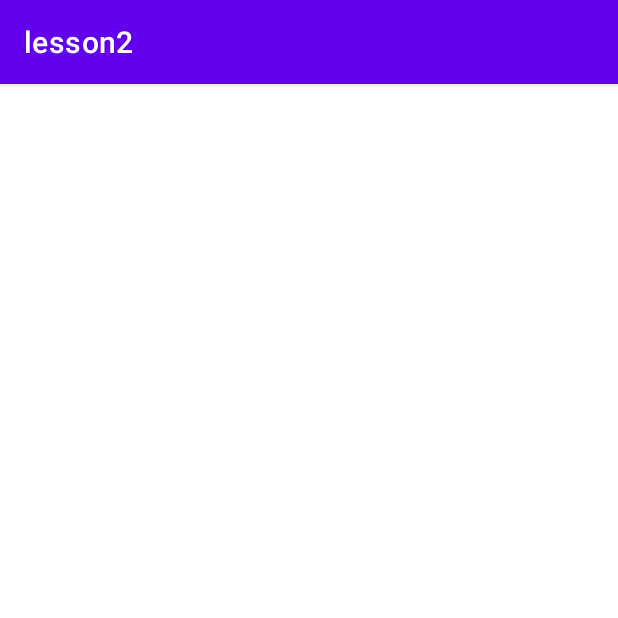
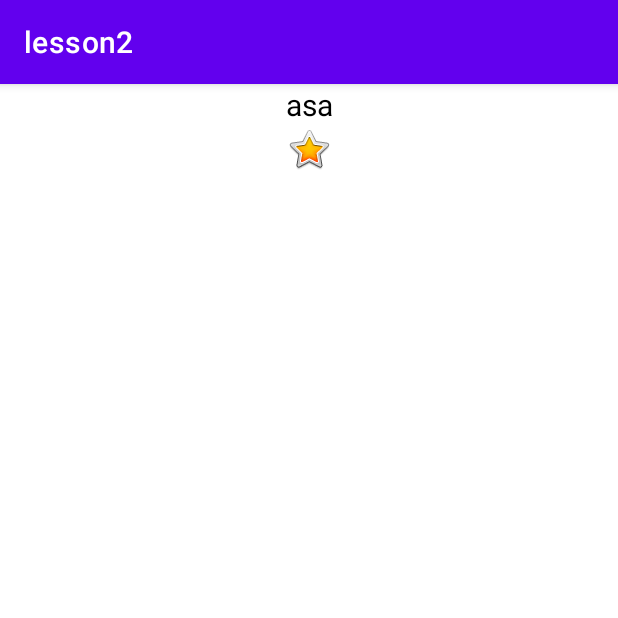
Before and after one commit to asa-012/lesson2, an Android app: the screen it shows after launch (MainActivity), on a phone screen of 412 x 824 dp, the top half of it. Run offline under Robolectric (Android 15) with nearby library versions, the phone set to English and light mode, and no system bars.

Commit message:
6. Task: Style your TextView 7. Task: Add an ImageView

```diff
--- a/app/src/main/res/layout/activity_main.xml
+++ b/app/src/main/res/layout/activity_main.xml
@@ -7,4 +7,19 @@
     android:orientation="vertical"
     tools:context=".MainActivity">
 
+    <TextView
+        android:id="@+id/name_text"
+        android:layout_width="match_parent"
+        android:layout_height="wrap_content"
+        android:text="@string/name"
+        android:textAlignment="center"
+        android:textColor="@color/black"
+        android:textSize="@dimen/text_size" />
+
+    <ImageView
+        android:id="@+id/imageView"
+        android:layout_width="match_parent"
+        android:layout_height="wrap_content"
+        app:srcCompat="@android:drawable/btn_star_big_on" />
+
 </LinearLayout>
--- /dev/null
+++ b/app/src/main/res/values/dimens.xml
@@ -0,0 +1,4 @@
+<?xml version="1.0" encoding="utf-8"?>
+<resources>
+    <dimen name="text_size">20sp</dimen>
+</resources>
--- a/app/src/main/res/values/strings.xml
+++ b/app/src/main/res/values/strings.xml
@@ -1,3 +1,4 @@
 <resources>
     <string name="app_name">lesson2</string>
+    <string name="name">asa</string>
 </resources>
```
